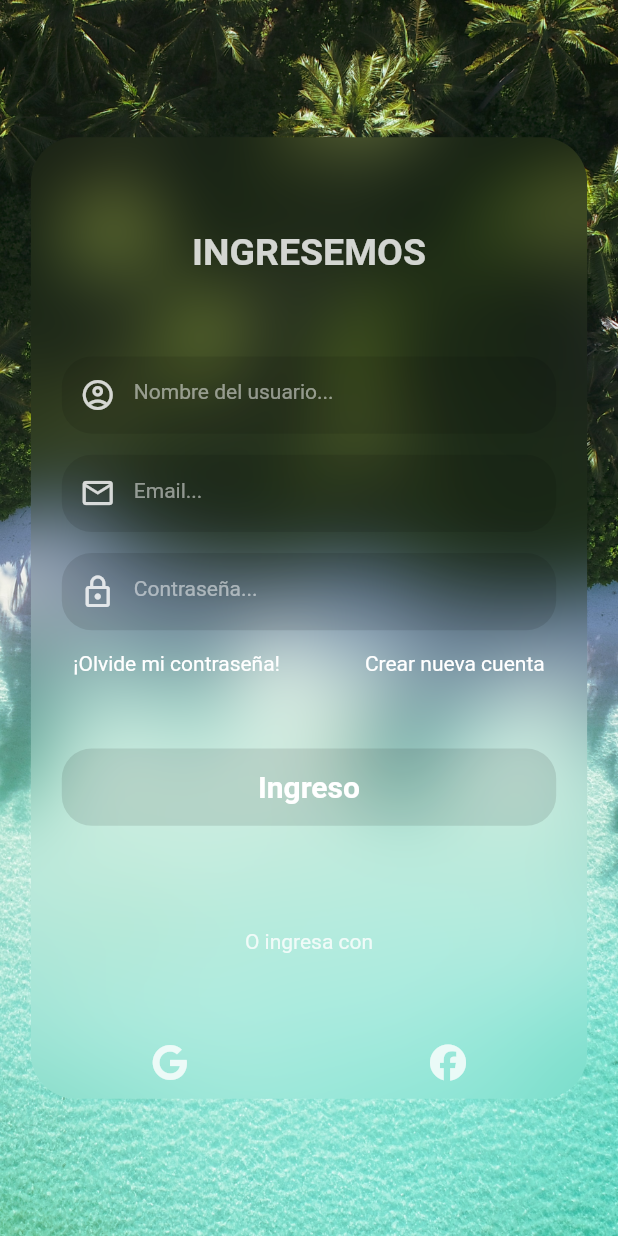
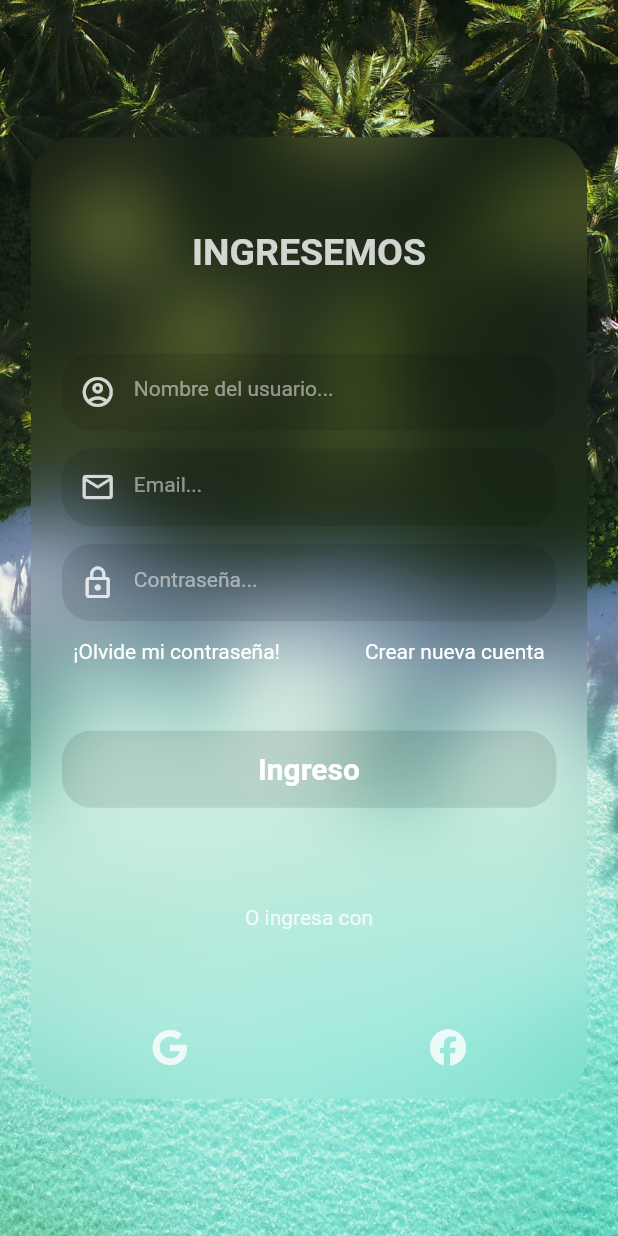
Before and after one commit to Luguyaro/App_Horario, a Flutter app: the screen it shows after launch, on a phone screen of 412 x 824 dp. Run offline on Flutter 3.47's test engine with Material 2 defaults, Android fonts, the phone set to English and light mode, and no system bars; our stand-ins replace animated_text_kit, backdrop, convex_bottom_bar, fluttertoast, font_awesome_flutter, google_sign_in and 2 more.

Commit message:
Actualizacion de login 2

```diff
--- a/lib/Screens/login_screen.dart
+++ b/lib/Screens/login_screen.dart
@@ -170,6 +170,7 @@ class _LoginScreenState extends State<LoginScreen> {
                                       HapticFeedback.lightImpact();
                                       Fluttertoast.showToast(
                                         msg: 'Se presiono el boton Ingresar',
+
                                       );
                                     },
                                     child: Container(
@@ -198,25 +199,30 @@ class _LoginScreenState extends State<LoginScreen> {
                                   ),
                                   SizedBox(height: size.width * .05),
                                   Row(
-                                    mainAxisAlignment:
-                                        MainAxisAlignment.spaceAround,
+                                    mainAxisAlignment: MainAxisAlignment.spaceAround,
                                     children: [
-                                      IconButton(
+                                      Padding(
+                                        padding: EdgeInsets.symmetric(horizontal: 20, vertical: 10),
+                                        child: IconButton(
                                           onPressed: () {
-                                          // Add logic to handle Google login
+                                          print("object");  // Add logic to handle Google  login
                                           },
                                           icon: Icon(
                                             FontAwesomeIcons.google,
                                             color: Colors.white.withOpacity(.8),
                                           ),
                                         ),
-                                      IconButton(
+                                      ),
+                                      Padding(
+                                        padding: EdgeInsets.symmetric(horizontal: 20, vertical: 10),
+                                        child: IconButton(
                                           onPressed: () {
                                             // Add logic to handle Facebook login
                                           },
                                           icon: Icon(
                                             FontAwesomeIcons.facebook,
                                             color: Colors.white.withOpacity(.8),
+                                          ),
                                         ),
                                       ),
                                     ],
```
Lines whose indentation alone changed are shown as unchanged.
